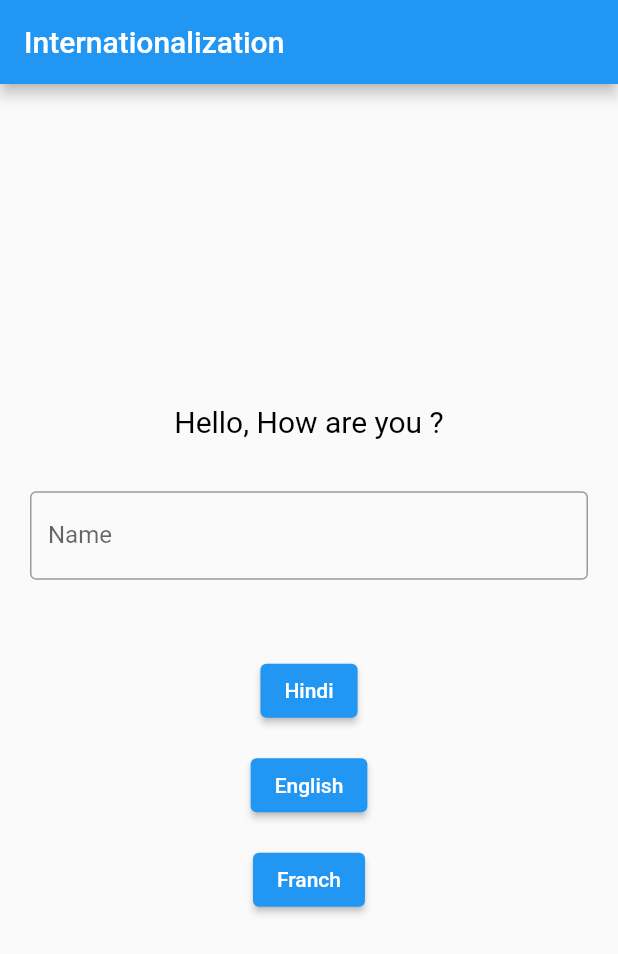
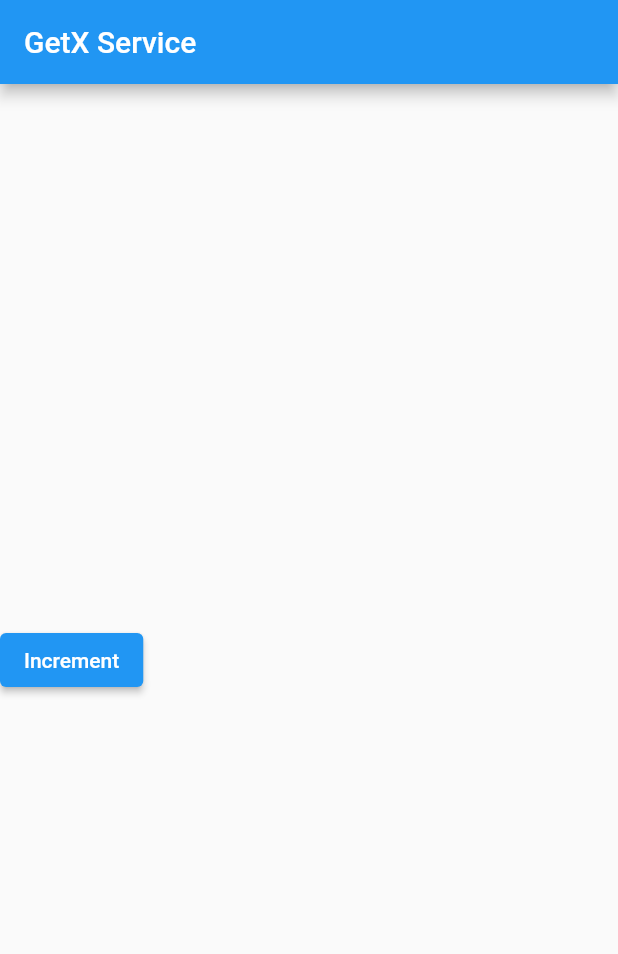
Before and after one commit to hardikcoretus/getx_demo, a Flutter app: the screen it shows after launch, on a phone screen of 412 x 824 dp. Shown: the top 954 px of the screen. Run offline on Flutter 3.47's test engine with Material 2 defaults, Android fonts, the phone set to English and light mode, and no system bars; our stand-ins replace get, shared_preferences.

Commit message:
getx service

```diff
--- /dev/null
+++ b/lib/page/getx_service_page.dart
@@ -0,0 +1,30 @@
+import 'dart:developer';
+
+import 'package:flutter/material.dart';
+import 'package:flutter_getx_demo/page/service.dart';
+import 'package:get/get.dart';
+
+class GetxServicePage extends StatelessWidget {
+  @override
+  Widget build(BuildContext context) {
+    return Scaffold(
+      appBar: AppBar(
+        title: Text('GetX Service'),
+      ),
+      body: Container(
+        child: Column(
+          mainAxisAlignment: MainAxisAlignment.center,
+          crossAxisAlignment: CrossAxisAlignment.center,
+          children: [
+            ElevatedButton(
+                onPressed: () {
+                  Get.find<GetXServices>().incrementCounter();
+
+                },
+                child: Text('Increment'))
+          ],
+        ),
+      ),
+    );
+  }
+}
--- a/lib/page/main.dart
+++ b/lib/page/main.dart
@@ -1,12 +1,25 @@
+import 'dart:developer';
+
 import 'package:flutter/material.dart';
 import 'package:flutter_getx_demo/other/messages.dart';
 
 import 'package:flutter_getx_demo/page/home.dart';
 import 'package:flutter_getx_demo/page/internationalization_page.dart';
+import 'package:flutter_getx_demo/page/service.dart';
 import 'package:get/get.dart';
 
-void main() {
+import 'getx_service_page.dart';
+
+void main() async {
+  await initServices();
   runApp(MyApp());
+}
+
+Future<void> initServices() async {
+  print('service starting...');
+  // await Get.putAsync<Service>(() async => await Service());
+  await Get.put(GetXServices());
+  print('all service started');
 }
 
 class MyApp extends StatelessWidget {
@@ -19,7 +32,8 @@ class MyApp extends StatelessWidget {
           'en', 'US'), //default local // to get device locale Get.deviceLocale
       title: 'Go To Next Screen',
       // home: getXComponent(),
-      home: InternationalizationPage(),
+      // home: InternationalizationPage(),
+      home: GetxServicePage(),
 
       /* For Reactive State Management */
     );
--- /dev/null
+++ b/lib/page/service.dart
@@ -0,0 +1,21 @@
+import 'package:get/get.dart';
+import 'package:shared_preferences/shared_preferences.dart';
+
+/*
+This class similar like GetxController
+It Shares the same life cycler (onInit(), onReady(), onClose())
+It just notify dependency injection that this subclass is not be removed from the memory
+
+When you need some logic run through out the app that time instead of write business login in getxcontroller
+we can writr logic in GetXService Class
+
+*/
+
+class GetXServices extends GetxService {
+  Future<void> incrementCounter() async {
+    SharedPreferences prefs = await SharedPreferences.getInstance();
+    int counter = (prefs.getInt('counter') ?? 0) + 1;
+    print('pressed $counter times.');
+    await prefs.setInt('counter', counter);
+  }
+}
--- a/pubspec.yaml
+++ b/pubspec.yaml
@@ -25,6 +25,7 @@ dependencies:
   flutter:
     sdk: flutter
   get: ^4.3.8
+  shared_preferences: ^2.0.8
 
 dev_dependencies:
   flutter_test:
```
Also changed, not shown: pubspec.lock.
